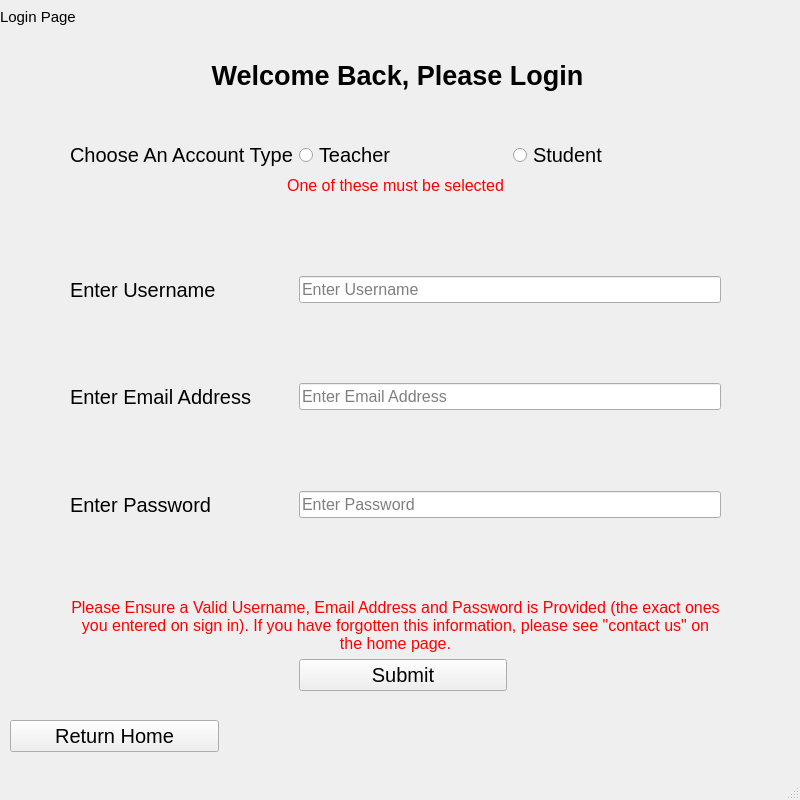
Old version of the form ui files/loginPage.ui in the repository BXRSRUDIOS/a-level-coursework-project.
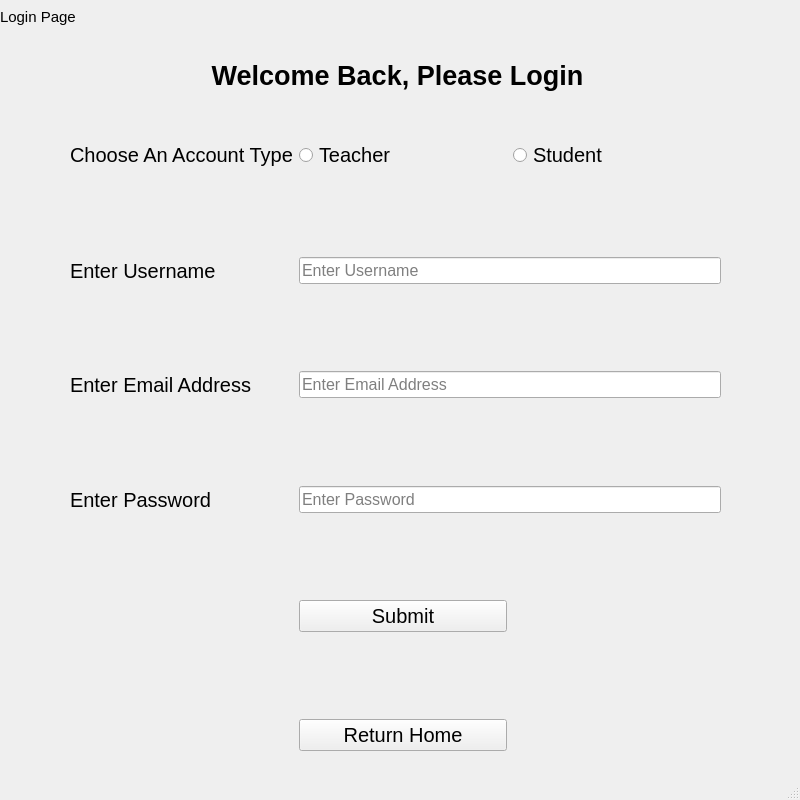
New version of the form.

Commit message: Added Student Dashboard & Modified other Uis

The edit to the form file:
```diff
--- a/ui files/loginPage.ui
+++ b/ui files/loginPage.ui
@@ -106,65 +106,60 @@
       <x>70</x>
       <y>140</y>
       <width>651</width>
-      <height>551</height>
+      <height>611</height>
      </rect>
     </property>
     <layout class="QGridLayout" name="gridLayout">
-     <item row="4" column="1" colspan="2">
-      <widget class="QLineEdit" name="usernameEnter">
+     <item row="5" column="0">
+      <widget class="QLabel" name="emailAddressPrompt">
        <property name="font">
         <font>
-         <pointsize>12</pointsize>
+         <pointsize>15</pointsize>
         </font>
        </property>
        <property name="text">
-        <string/>
+        <string>Enter Email Address</string>
        </property>
-       <property name="placeholderText">
+      </widget>
+     </item>
+     <item row="12" column="1">
+      <widget class="QPushButton" name="submitButton">
+       <property name="font">
+        <font>
+         <pointsize>15</pointsize>
+        </font>
+       </property>
+       <property name="text">
+        <string>Submit</string>
+       </property>
+      </widget>
+     </item>
+     <item row="3" column="0">
+      <widget class="QLabel" name="enterUsernamePrompt">
+       <property name="font">
+        <font>
+         <pointsize>15</pointsize>
+        </font>
+       </property>
+       <property name="text">
         <string>Enter Username</string>
        </property>
       </widget>
      </item>
-     <item row="9" column="1" colspan="2">
-      <widget class="QLineEdit" name="passwordEnter">
+     <item row="5" column="1" colspan="2">
+      <widget class="QLineEdit" name="emailEnter">
        <property name="font">
         <font>
          <pointsize>12</pointsize>
         </font>
        </property>
        <property name="placeholderText">
-        <string>Enter Password</string>
+        <string>Enter Email Address</string>
        </property>
       </widget>
      </item>
-     <item row="7" column="1">
-      <spacer name="verticalSpacer_3">
-       <property name="orientation">
-        <enum>Qt::Vertical</enum>
-       </property>
-       <property name="sizeHint" stdset="0">
-        <size>
-         <width>20</width>
-         <height>40</height>
-        </size>
-       </property>
-      </spacer>
-     </item>
-     <item row="5" column="1">
-      <spacer name="verticalSpacer_5">
-       <property name="orientation">
-        <enum>Qt::Vertical</enum>
-       </property>
-       <property name="sizeHint" stdset="0">
-        <size>
-         <width>20</width>
-         <height>40</height>
-        </size>
-       </property>
-      </spacer>
-     </item>
-     <item row="2" column="1">
-      <spacer name="verticalSpacer_4">
+     <item row="11" column="1">
+      <spacer name="verticalSpacer_9">
        <property name="orientation">
         <enum>Qt::Vertical</enum>
        </property>
@@ -206,68 +201,7 @@
        </property>
       </widget>
      </item>
-     <item row="4" column="0">
-      <widget class="QLabel" name="enterUsernamePrompt">
-       <property name="font">
-        <font>
-         <pointsize>15</pointsize>
-        </font>
-       </property>
-       <property name="text">
-        <string>Enter Username</string>
-       </property>
-      </widget>
-     </item>
-     <item row="6" column="0">
-      <widget class="QLabel" name="emailAddressPrompt">
-       <property name="font">
-        <font>
-         <pointsize>15</pointsize>
-        </font>
-       </property>
-       <property name="text">
-        <string>Enter Email Address</string>
-       </property>
-      </widget>
-     </item>
-     <item row="6" column="1" colspan="2">
-      <widget class="QLineEdit" name="emailEnter">
-       <property name="font">
-        <font>
-         <pointsize>12</pointsize>
-        </font>
-       </property>
-       <property name="placeholderText">
-        <string>Enter Email Address</string>
-       </property>
-      </widget>
-     </item>
-     <item row="14" column="1">
-      <widget class="QPushButton" name="submitButton">
-       <property name="font">
-        <font>
-         <pointsize>15</pointsize>
-        </font>
-       </property>
-       <property name="text">
-        <string>Submit</string>
-       </property>
-      </widget>
-     </item>
-     <item row="12" column="1">
-      <spacer name="verticalSpacer_9">
-       <property name="orientation">
-        <enum>Qt::Vertical</enum>
-       </property>
-       <property name="sizeHint" stdset="0">
-        <size>
-         <width>20</width>
-         <height>40</height>
-        </size>
-       </property>
-      </spacer>
-     </item>
-     <item row="9" column="0">
+     <item row="8" column="0">
       <widget class="QLabel" name="emailAddressPrompt_2">
        <property name="font">
         <font>
@@ -291,77 +225,99 @@
        </property>
       </widget>
      </item>
-     <item row="1" column="0" colspan="3">
-      <widget class="QLabel" name="errorLabel2">
-       <property name="enabled">
-        <bool>true</bool>
+     <item row="14" column="1">
+      <widget class="QPushButton" name="returnHome">
+       <property name="font">
+        <font>
+         <pointsize>15</pointsize>
+        </font>
        </property>
+       <property name="text">
+        <string>Return Home</string>
+       </property>
+      </widget>
+     </item>
+     <item row="1" column="1">
+      <spacer name="verticalSpacer_4">
+       <property name="orientation">
+        <enum>Qt::Vertical</enum>
+       </property>
+       <property name="sizeHint" stdset="0">
+        <size>
+         <width>20</width>
+         <height>40</height>
+        </size>
+       </property>
+      </spacer>
+     </item>
+     <item row="6" column="1">
+      <spacer name="verticalSpacer_3">
+       <property name="orientation">
+        <enum>Qt::Vertical</enum>
+       </property>
+       <property name="sizeHint" stdset="0">
+        <size>
+         <width>20</width>
+         <height>40</height>
+        </size>
+       </property>
+      </spacer>
+     </item>
+     <item row="8" column="1" colspan="2">
+      <widget class="QLineEdit" name="passwordEnter">
        <property name="font">
         <font>
          <pointsize>12</pointsize>
         </font>
        </property>
-       <property name="whatsThis">
+       <property name="placeholderText">
+        <string>Enter Password</string>
+       </property>
+      </widget>
+     </item>
+     <item row="3" column="1" colspan="2">
+      <widget class="QLineEdit" name="usernameEnter">
+       <property name="font">
+        <font>
+         <pointsize>12</pointsize>
+        </font>
+       </property>
+       <property name="text">
         <string/>
        </property>
-       <property name="styleSheet">
-        <string notr="true">color: red;</string>
+       <property name="placeholderText">
+        <string>Enter Username</string>
        </property>
-       <property name="inputMethodHints">
-        <set>Qt::ImhNone</set>
-       </property>
-       <property name="text">
-        <string>One of these must be selected</string>
-       </property>
-       <property name="alignment">
-        <set>Qt::AlignCenter</set>
-       </property>
       </widget>
      </item>
-     <item row="13" column="0" colspan="3">
-      <widget class="QLabel" name="errorLabel1">
-       <property name="enabled">
-        <bool>true</bool>
+     <item row="4" column="1">
+      <spacer name="verticalSpacer_5">
+       <property name="orientation">
+        <enum>Qt::Vertical</enum>
        </property>
-       <property name="font">
-        <font>
-         <pointsize>12</pointsize>
-        </font>
+       <property name="sizeHint" stdset="0">
+        <size>
+         <width>20</width>
+         <height>40</height>
+        </size>
        </property>
-       <property name="styleSheet">
-        <string notr="true">color: red;</string>
+      </spacer>
+     </item>
+     <item row="13" column="1">
+      <spacer name="verticalSpacer_10">
+       <property name="orientation">
+        <enum>Qt::Vertical</enum>
        </property>
-       <property name="text">
-        <string>Please Ensure a Valid Username, Email Address and Password is Provided (the exact ones you entered on sign in). If you have forgotten this information, please see &quot;contact us&quot; on the home page.</string>
+       <property name="sizeHint" stdset="0">
+        <size>
+         <width>20</width>
+         <height>40</height>
+        </size>
        </property>
-       <property name="alignment">
-        <set>Qt::AlignCenter</set>
-       </property>
-       <property name="wordWrap">
-        <bool>true</bool>
-       </property>
-      </widget>
+      </spacer>
      </item>
     </layout>
    </widget>
-   <widget class="QPushButton" name="returnHome">
-    <property name="geometry">
-     <rect>
-      <x>10</x>
-      <y>720</y>
-      <width>209</width>
-      <height>32</height>
-     </rect>
-    </property>
-    <property name="font">
-     <font>
-      <pointsize>15</pointsize>
-     </font>
-    </property>
-    <property name="text">
-     <string>Return Home</string>
-    </property>
-   </widget>
   </widget>
   <widget class="QMenuBar" name="menubar">
    <property name="geometry">
```
The commit also changes 3 other files.
